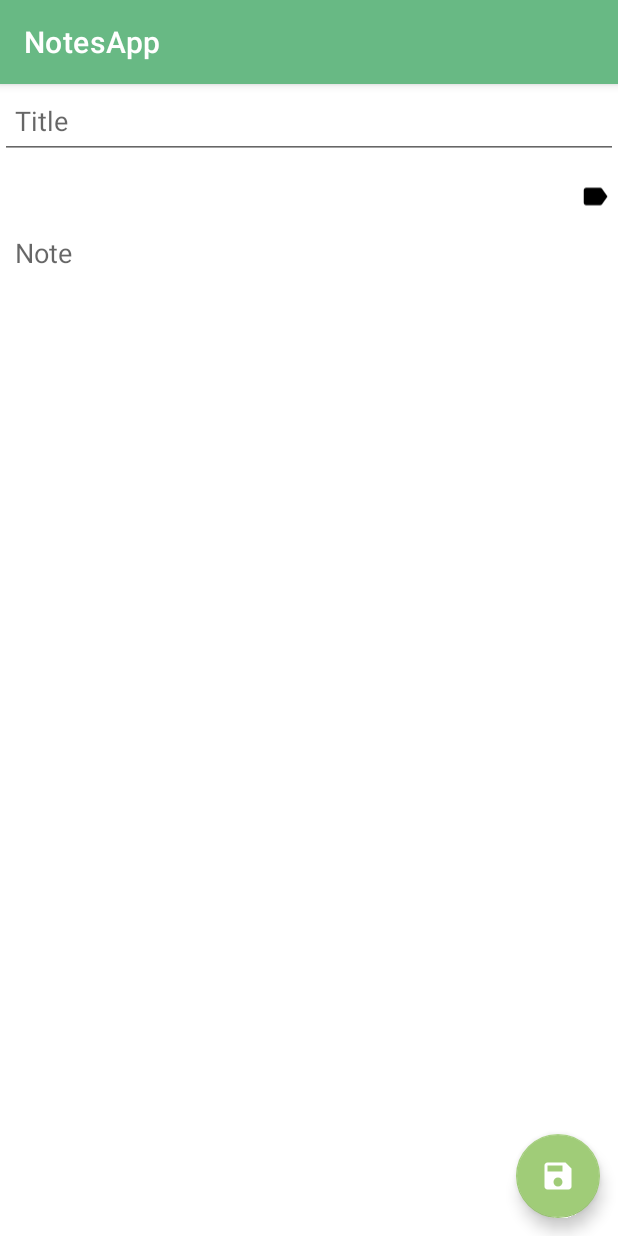
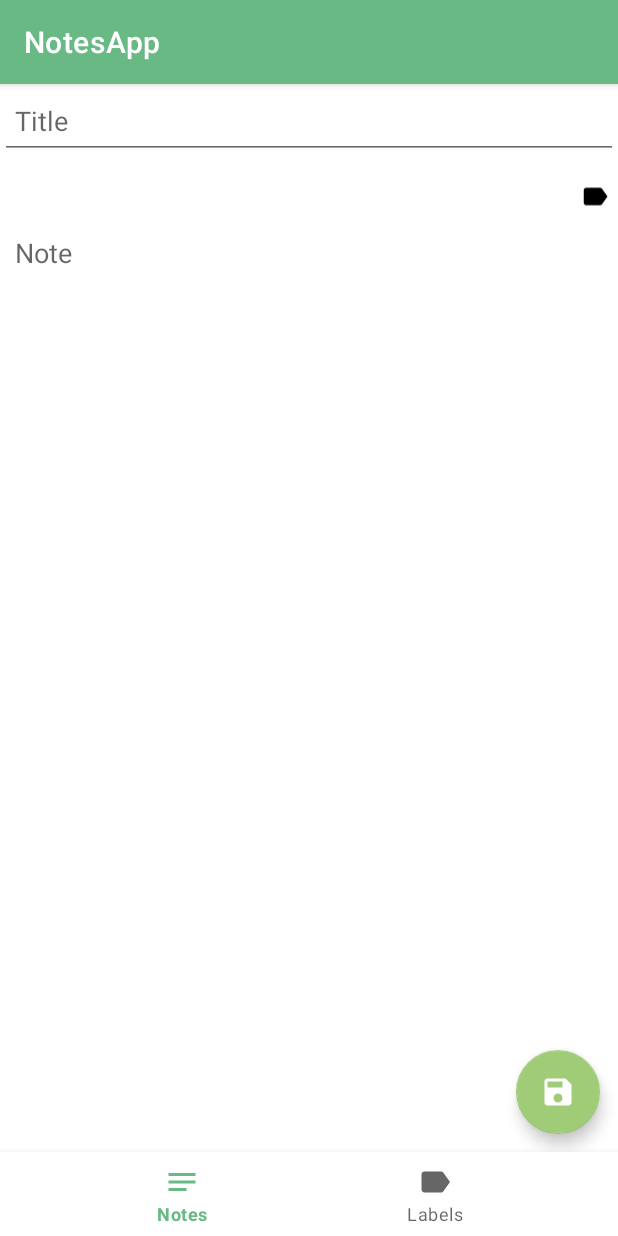
Before and after one commit to evirgenoguz/NotesApp, an Android app: the screen it shows after launch (MainActivity), after a tap on "Add Note", on a phone screen of 412 x 824 dp. Run offline under Robolectric (Android 15) with nearby library versions, the phone set to English and light mode, and no system bars; our stand-ins replace Room's generated code, navigation-ui.

Commit message:
bottom nav menu added

```diff
--- a/app/src/main/java/com/example/notesapp/ui/MainActivity.kt
+++ b/app/src/main/java/com/example/notesapp/ui/MainActivity.kt
@@ -3,6 +3,9 @@ package com.example.notesapp.ui
 import androidx.appcompat.app.AppCompatActivity
 import android.os.Bundle
 import androidx.lifecycle.ViewModelProvider
+import androidx.navigation.NavController
+import androidx.navigation.Navigation
+import androidx.navigation.ui.NavigationUI
 import com.example.notesapp.R
 import com.example.notesapp.database.NotesDatabase
 import com.example.notesapp.databinding.ActivityMainBinding
@@ -13,6 +16,8 @@ import com.example.notesapp.viewmodel.providerfactory.NotesViewModelProviderFact
 class MainActivity : AppCompatActivity() {
 
     private lateinit var binding: ActivityMainBinding
+    private lateinit var navController: NavController
+
     val viewModel: NotesViewModel by lazy {
         val database = NotesDatabase.getDatabaseInstance(this)
         val noteRepository = NoteRepository(database)
@@ -25,9 +30,8 @@ class MainActivity : AppCompatActivity() {
         binding = ActivityMainBinding.inflate(layoutInflater)
         setContentView(binding.root)
 
-
-
-
+        navController = Navigation.findNavController(this, R.id.host_fragment)
+        NavigationUI.setupWithNavController(binding.bottomNavMenu, navController)
 
 
     }
--- /dev/null
+++ b/app/src/main/res/drawable/ic_notes.xml
@@ -0,0 +1,5 @@
+<vector android:autoMirrored="true" android:height="24dp"
+    android:tint="#000000" android:viewportHeight="24"
+    android:viewportWidth="24" android:width="24dp" xmlns:android="http://schemas.android.com/apk/res/android">
+    <path android:fillColor="@android:color/white" android:pathData="M3,18h12v-2L3,16v2zM3,6v2h18L21,6L3,6zM3,13h18v-2L3,11v2z"/>
+</vector>
--- a/app/src/main/res/layout/activity_main.xml
+++ b/app/src/main/res/layout/activity_main.xml
@@ -6,16 +6,26 @@
     android:layout_height="match_parent"
     tools:context=".ui.MainActivity">
 
-    <androidx.fragment.app.FragmentContainerView
-        android:id="@+id/fragmentContainerView"
+    <fragment
+        android:id="@+id/host_fragment"
         android:name="androidx.navigation.fragment.NavHostFragment"
         android:layout_width="match_parent"
-        android:layout_height="match_parent"
+        android:layout_height="0dp"
         app:defaultNavHost="true"
-        app:layout_constraintBottom_toBottomOf="parent"
+        app:layout_constraintBottom_toTopOf="@id/bottomNavMenu"
         app:layout_constraintEnd_toEndOf="parent"
         app:layout_constraintStart_toStartOf="parent"
         app:layout_constraintTop_toTopOf="parent"
         app:navGraph="@navigation/nav_graph" />
 
+    <com.google.android.material.bottomnavigation.BottomNavigationView
+        android:id="@+id/bottomNavMenu"
+        android:layout_width="match_parent"
+        android:layout_height="wrap_content"
+        app:menu="@menu/bottom_nav_menu"
+        app:layout_constraintBottom_toBottomOf="parent"
+        app:layout_constraintStart_toStartOf="parent"
+        app:layout_constraintEnd_toEndOf="parent"
+        />
+
 </androidx.constraintlayout.widget.ConstraintLayout>
--- /dev/null
+++ b/app/src/main/res/menu/bottom_nav_menu.xml
@@ -0,0 +1,14 @@
+<?xml version="1.0" encoding="utf-8"?>
+<menu xmlns:android="http://schemas.android.com/apk/res/android">
+
+    <item
+        android:id="@+id/notesListFragment"
+        android:icon="@drawable/ic_notes"
+        android:title="Notes"/>
+
+    <item
+        android:id="@+id/labeledNotesFragment"
+        android:icon="@drawable/ic_label"
+        android:title="Labels"/>
+
+</menu>
--- a/app/src/main/res/navigation/nav_graph.xml
+++ b/app/src/main/res/navigation/nav_graph.xml
@@ -25,4 +25,9 @@
             app:nullable="true"
             android:defaultValue="@null" />
     </fragment>
+    <fragment
+        android:id="@+id/labeledNotesFragment"
+        android:name="com.example.notesapp.ui.LabeledNotesFragment"
+        android:label="fragment_labeled_notes"
+        tools:layout="@layout/fragment_labeled_notes" />
 </navigation>
```
